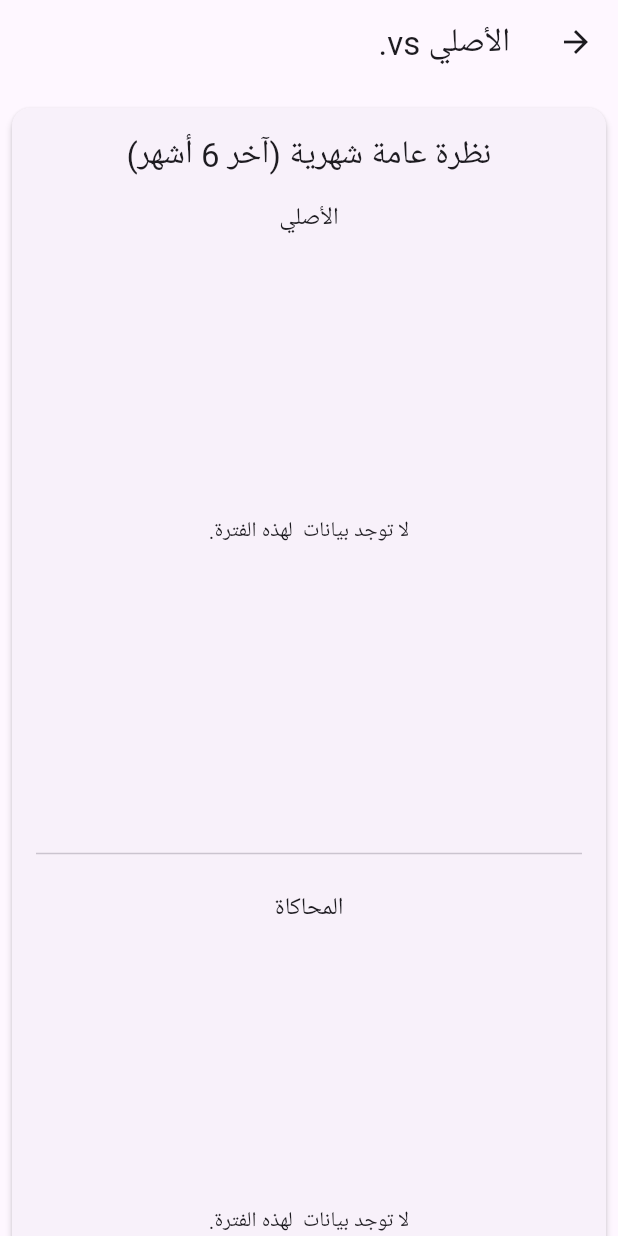
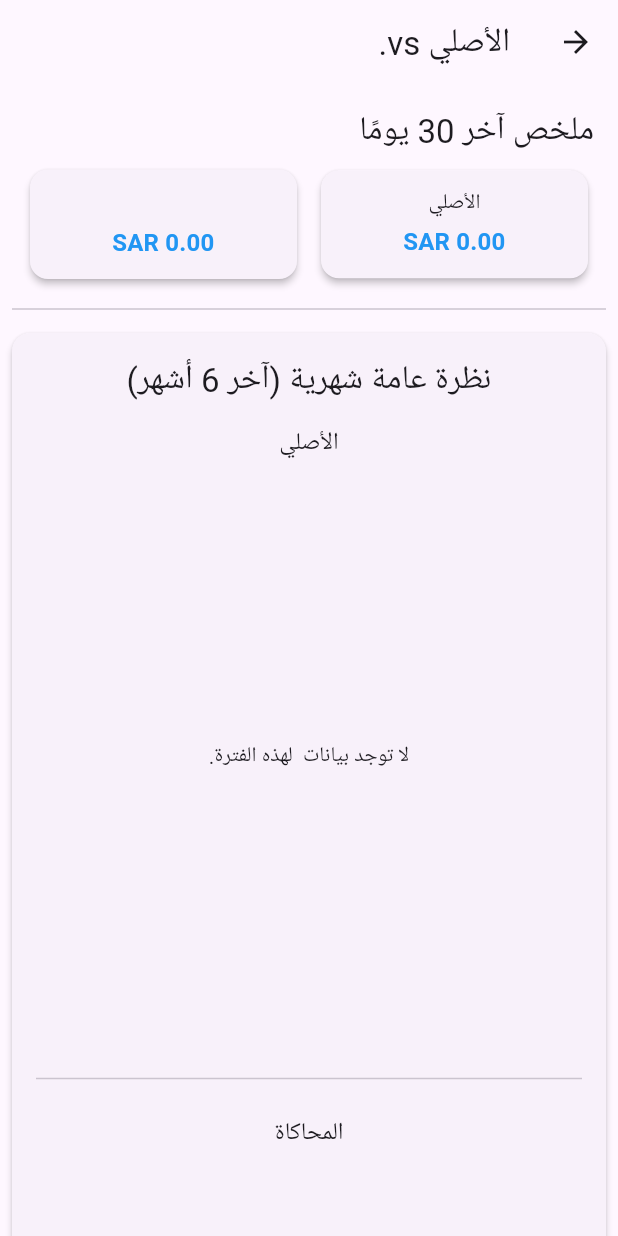
Before and after one commit to sosowaleed/My_Receipts, a Flutter app: the ComparisonDashboardScreen screen opened directly with empty values, on a phone screen of 412 x 824 dp. Run offline on Flutter 3.47's test engine with Material 3 defaults, Android fonts, the phone set to English and light mode, and no system bars; our stand-ins replace csv, file_picker, fl_chart, hijri, sqflite; accounts and stored records are empty; generated files the repository leaves out were written again.

Commit message:
Feat: Enhance UI interactivity, recurrence handling, and dashboard reporting
This commit introduces several improvements across the application, focusing on data consistency, user experience in the dashboard, and streamlined exports.

- **Pull-to-Refresh Support:**
    - Added `RefreshIndicator` to `HomeScreen` and `ReceiptReviewScreen` to allow users to manually trigger recurrence processing and data refreshes.
- **Improved Export Flow:**
    - Refactored the CSV export dialog into a cleaner `SimpleDialog` format.
    - Standardized calendar type selection (Gregorian vs. Hijri) during the export process.
- **Comparison Dashboard Enhancements:**
    - Added an "Overall Balances" summary section to the `ComparisonDashboardScreen` to compare real vs. simulated wallet totals.
    - Introduced `_SummaryCard` and updated calculation logic to correctly project simulated balances based on current wallet states.
- **UI & UX Refinements:**
    - Redesigned `HomeScreen` action buttons with a modern, bordered container style and improved scaling.
    - Updated `HomeScreen` to use a `SingleChildScrollView`, preventing overflow on smaller devices.
    - Ensured the `FinancialTimelineChart` triggers a profile refresh after editing a transaction to maintain data accuracy.
- **Database & Provider Logic:**
    - Improved `DatabaseService.insertTransaction` to correctly return the newly created transaction including its joined category name.
    - Added `processRecurrences` to `ProfileProvider` to centralize background recurrence handling and profile refreshing.
- **Localization:**
    - Added `selectCalendarType` strings for English and Arabic locales.

```diff
--- a/my_receipts/lib/l10n/app_ar.arb
+++ b/my_receipts/lib/l10n/app_ar.arb
@@ -100,5 +100,6 @@
   "noTransactionsInThisPeriod": "لم تحدث أي معاملات في هذه الفترة.",
   "all": "الكل",
   "timeline": "الجدول الزمني",
-  "goToToday": "الانتقال إلى اليوم"
+  "goToToday": "الانتقال إلى اليوم",
+  "selectCalendarType": "حدد نوع التقويم"
 }
--- a/my_receipts/lib/l10n/intl_en.arb
+++ b/my_receipts/lib/l10n/intl_en.arb
@@ -100,5 +100,6 @@
   "noTransactionsInThisPeriod": "No transactions occurred in this period.",
   "all": "All",
   "timeline": "Timeline",
-  "goToToday": "Go to Today"
+  "goToToday": "Go to Today",
+  "selectCalendarType": "Select Calendar Type"
 }
--- a/my_receipts/lib/screens/comparison_dashboard_screen.dart
+++ b/my_receipts/lib/screens/comparison_dashboard_screen.dart
@@ -86,6 +86,19 @@ class _ComparisonDashboardScreenState extends State<ComparisonDashboardScreen> {
     final originalAdapter = ChartDataAdapter(transactions: profileProvider.transactions);
     final simulatedAdapter = ChartDataAdapter(transactions: simProvider.simulatedTransactions);
 
+    final currencyFormat = NumberFormat.currency(
+        locale: profileProvider.appLocale.toString(),
+        symbol: profileProvider.appLocale.languageCode == 'ar' ? 'SAR' : '\$');
+
+    // --- CALCULATION FOR TOTAL BALANCES ---
+    double calculateNet(List<Transaction> txs) => txs.fold(0.0, (sum, tx) =>
+    sum + (tx.type == TransactionType.income ? tx.amount : -tx.amount));
+
+    final realNet = calculateNet(profileProvider.transactions);
+    final simNet = calculateNet(simProvider.simulatedTransactions);
+    final realTotalBalance = profileProvider.currentProfile?.walletAmount ?? 0.0;
+    final simulatedTotalBalance = realTotalBalance - realNet + simNet;
+
     // --- TIMELINE FILTERING LOGIC (Synchronized for both charts) ---
     final DateTime start, end;
     switch (_selectedPeriod) {
@@ -123,7 +136,7 @@ class _ComparisonDashboardScreenState extends State<ComparisonDashboardScreen> {
       originalPeriodInitialBalance -= (tx.type == TransactionType.income ? tx.amount : -tx.amount);
     }
 
-    double simulatedPeriodInitialBalance = profileProvider.currentProfile?.walletAmount ?? 0.0;
+    double simulatedPeriodInitialBalance = simulatedTotalBalance;
     for (final tx in simProvider.simulatedTransactions.where((t) => t.timestamp.isAfter(start))) {
       simulatedPeriodInitialBalance -= (tx.type == TransactionType.income ? tx.amount : -tx.amount);
     }
@@ -139,6 +152,38 @@ class _ComparisonDashboardScreenState extends State<ComparisonDashboardScreen> {
           return ListView(
             padding: const EdgeInsets.all(8.0),
             children: [
+              // Overall Balances
+              Padding(
+                padding: const EdgeInsets.all(8.0),
+                child: Column(
+                  crossAxisAlignment: CrossAxisAlignment.start,
+                  children: [
+                    Text(l10n.last30DaysSummary, style: Theme.of(context).textTheme.titleLarge), // Reusing label for consistency
+                    const SizedBox(height: 8),
+                    Row(
+                      children: [
+                        Expanded(
+                          child: _SummaryCard(
+                            title: l10n.original,
+                            value: currencyFormat.format(realTotalBalance),
+                            color: realTotalBalance >= 0 ? Colors.blue : Colors.red,
+                          ),
+                        ),
+                        const SizedBox(width: 8),
+                        Expanded(
+                          child: _SummaryCard(
+                            title: widget.simulationToCompare.name,
+                            value: currencyFormat.format(simulatedTotalBalance),
+                            color: simulatedTotalBalance >= 0 ? Colors.blue : Colors.red,
+                          ),
+                        ),
+                      ],
+                    ),
+                  ],
+                ),
+              ),
+              const Divider(),
+
               // Monthly Overview (Stays same)
               _buildComparisonCard(
                 context: context,
@@ -341,3 +386,28 @@ class _BreakdownSection extends StatelessWidget {
     );
   }
 }
+
+// Helper widget for summary cards matching FinancialDashboardScreen theme
+class _SummaryCard extends StatelessWidget {
+  final String title;
+  final String value;
+  final Color color;
+  const _SummaryCard({required this.title, required this.value, required this.color});
+
+  @override
+  Widget build(BuildContext context) {
+    return Card(
+      elevation: 2,
+      child: Padding(
+        padding: const EdgeInsets.all(12.0),
+        child: Column(
+          children: [
+            Text(title, style: Theme.of(context).textTheme.labelLarge),
+            const SizedBox(height: 4),
+            Text(value, style: Theme.of(context).textTheme.titleMedium?.copyWith(color: color, fontWeight: FontWeight.bold)),
+          ],
+        ),
+      ),
+    );
+  }
+}
```
Also changed, not shown: my_receipts/lib/providers/profile_provider.dart (+9 -0 lines), my_receipts/lib/screens/home_screen.dart (+58 -60 lines), my_receipts/lib/screens/receipt_review_screen.dart (+12 -2 lines), my_receipts/lib/services/database_service.dart (+12 -2 lines), my_receipts/lib/widgets/Charts/financial_timeline_chart.dart (+15 -0 lines), my_receipts/lib/generated/intl/messages_en.dart, my_receipts/lib/generated/l10n.dart.
